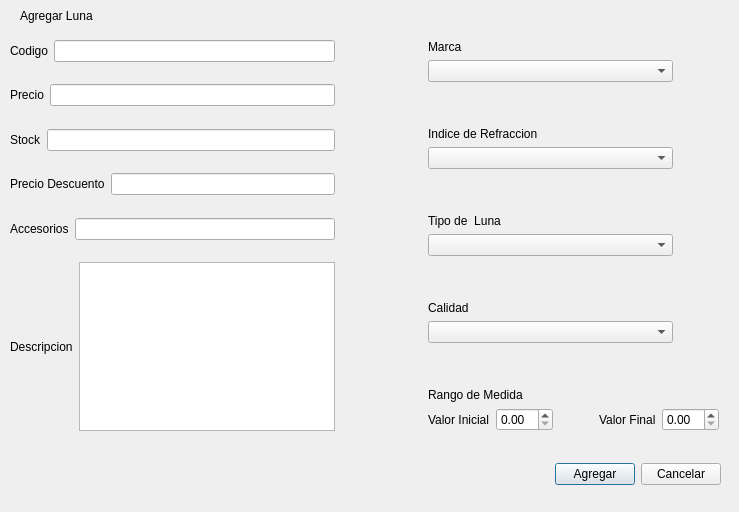
benArambide/ProyFinal-IS2, file ui_producto_agregar_luna.ui: the form before one commit.
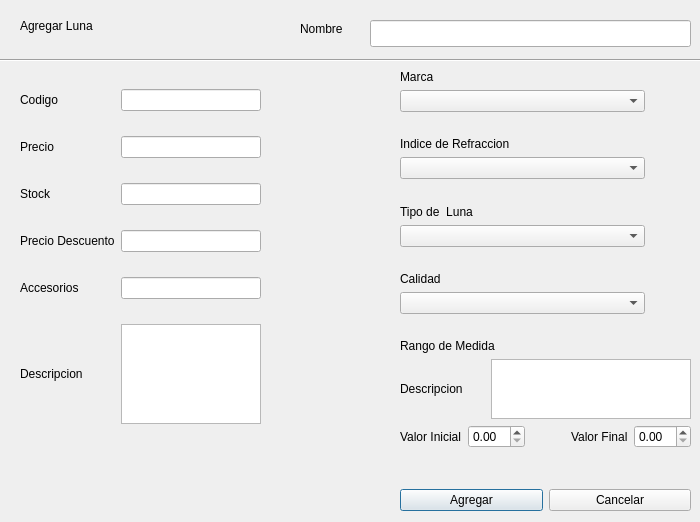
The form after the commit. Icons and pictures are not drawn. Custom widgets are drawn as their Qt base class.

Commit message: agregando la interfaz para luna, ya funciona bien

Patch:
```diff
--- a/ui_producto_agregar_luna.ui
+++ b/ui_producto_agregar_luna.ui
@@ -2,195 +2,137 @@
 <ui version="4.0">
  <class>ui_producto_agregar_luna</class>
  <widget class="QDialog" name="ui_producto_agregar_luna">
+  <property name="enabled">
+   <bool>true</bool>
+  </property>
   <property name="geometry">
    <rect>
     <x>0</x>
     <y>0</y>
-    <width>739</width>
-    <height>512</height>
+    <width>700</width>
+    <height>522</height>
    </rect>
   </property>
+  <property name="minimumSize">
+   <size>
+    <width>700</width>
+    <height>522</height>
+   </size>
+  </property>
+  <property name="maximumSize">
+   <size>
+    <width>712</width>
+    <height>522</height>
+   </size>
+  </property>
+  <property name="contextMenuPolicy">
+   <enum>Qt::NoContextMenu</enum>
+  </property>
   <property name="windowTitle">
    <string>Dialog</string>
   </property>
-  <widget class="QLabel" name="label">
+  <property name="windowFilePath">
+   <string notr="true"/>
+  </property>
+  <property name="sizeGripEnabled">
+   <bool>false</bool>
+  </property>
+  <property name="modal">
+   <bool>false</bool>
+  </property>
+  <widget class="QWidget" name="verticalLayoutWidget">
    <property name="geometry">
     <rect>
      <x>20</x>
-     <y>0</y>
-     <width>101</width>
-     <height>31</height>
+     <y>70</y>
+     <width>671</width>
+     <height>441</height>
     </rect>
    </property>
-   <property name="text">
-    <string>Agregar Luna</string>
-   </property>
-  </widget>
-  <widget class="QWidget" name="layoutWidget">
-   <property name="geometry">
-    <rect>
-     <x>10</x>
-     <y>40</y>
-     <width>709</width>
-     <height>391</height>
-    </rect>
-   </property>
+   <layout class="QVBoxLayout" name="verticalLayout">
+    <item>
+     <layout class="QGridLayout" name="gridLayout_3">
+      <item row="0" column="0">
+       <layout class="QHBoxLayout" name="horizontalLayout_13">
+        <item>
    <layout class="QHBoxLayout" name="horizontalLayout_12">
     <item>
-     <layout class="QVBoxLayout" name="verticalLayout_2">
-      <item>
-       <layout class="QHBoxLayout" name="horizontalLayout">
-        <item>
-         <widget class="QLabel" name="label_2">
+           <layout class="QGridLayout" name="gridLayout">
+            <item row="5" column="0">
+             <widget class="QLabel" name="label_3">
           <property name="text">
-           <string>Codigo</string>
+               <string>Descripcion</string>
           </property>
          </widget>
         </item>
-        <item>
-         <widget class="QLineEdit" name="lineEdit"/>
-        </item>
-       </layout>
-      </item>
-      <item>
-       <spacer name="verticalSpacer">
-        <property name="orientation">
-         <enum>Qt::Vertical</enum>
-        </property>
-        <property name="sizeHint" stdset="0">
-         <size>
-          <width>20</width>
-          <height>40</height>
-         </size>
-        </property>
-       </spacer>
-      </item>
-      <item>
-       <layout class="QHBoxLayout" name="horizontalLayout_4">
-        <item>
-         <widget class="QLabel" name="label_5">
-          <property name="text">
-           <string>Precio</string>
-          </property>
-         </widget>
-        </item>
-        <item>
-         <widget class="QLineEdit" name="lineEdit_3"/>
-        </item>
-       </layout>
-      </item>
-      <item>
-       <spacer name="verticalSpacer_2">
-        <property name="orientation">
-         <enum>Qt::Vertical</enum>
-        </property>
-        <property name="sizeHint" stdset="0">
-         <size>
-          <width>20</width>
-          <height>40</height>
-         </size>
-        </property>
-       </spacer>
-      </item>
-      <item>
-       <layout class="QHBoxLayout" name="horizontalLayout_3">
-        <item>
-         <widget class="QLabel" name="label_4">
-          <property name="text">
-           <string>Stock</string>
-          </property>
-         </widget>
-        </item>
-        <item>
-         <widget class="QLineEdit" name="lineEdit_2"/>
-        </item>
-       </layout>
-      </item>
-      <item>
-       <spacer name="verticalSpacer_3">
-        <property name="orientation">
-         <enum>Qt::Vertical</enum>
-        </property>
-        <property name="sizeHint" stdset="0">
-         <size>
-          <width>20</width>
-          <height>40</height>
-         </size>
-        </property>
-       </spacer>
-      </item>
-      <item>
-       <layout class="QHBoxLayout" name="horizontalLayout_6">
-        <item>
-         <widget class="QLabel" name="label_7">
-          <property name="text">
-           <string>Precio Descuento</string>
-          </property>
-         </widget>
-        </item>
-        <item>
-         <widget class="QLineEdit" name="lineEdit_5"/>
-        </item>
-       </layout>
-      </item>
-      <item>
-       <spacer name="verticalSpacer_4">
-        <property name="orientation">
-         <enum>Qt::Vertical</enum>
-        </property>
-        <property name="sizeHint" stdset="0">
-         <size>
-          <width>20</width>
-          <height>40</height>
-         </size>
-        </property>
-       </spacer>
-      </item>
-      <item>
-       <layout class="QHBoxLayout" name="horizontalLayout_5">
-        <item>
+            <item row="4" column="1">
+             <widget class="QLineEdit" name="lineEdit_accesorios"/>
+            </item>
+            <item row="4" column="0">
          <widget class="QLabel" name="label_6">
           <property name="text">
            <string>Accesorios</string>
           </property>
          </widget>
         </item>
-        <item>
-         <widget class="QLineEdit" name="lineEdit_4"/>
-        </item>
-       </layout>
-      </item>
-      <item>
-       <spacer name="verticalSpacer_5">
-        <property name="orientation">
-         <enum>Qt::Vertical</enum>
-        </property>
-        <property name="sizeHint" stdset="0">
+            <item row="3" column="0">
+             <widget class="QLabel" name="label_7">
+              <property name="text">
+               <string>Precio Descuento</string>
+              </property>
+             </widget>
+            </item>
+            <item row="3" column="1">
+             <widget class="QLineEdit" name="lineEdit_p_descuento"/>
+            </item>
+            <item row="2" column="0">
+             <widget class="QLabel" name="label_4">
+              <property name="text">
+               <string>Stock</string>
+              </property>
+             </widget>
+            </item>
+            <item row="2" column="1">
+             <widget class="QLineEdit" name="lineEdit_stock"/>
+            </item>
+            <item row="1" column="0">
+             <widget class="QLabel" name="label_5">
+              <property name="text">
+               <string>Precio</string>
+              </property>
+             </widget>
+            </item>
+            <item row="1" column="1">
+             <widget class="QLineEdit" name="lineEdit_precio"/>
+            </item>
+            <item row="0" column="1">
+             <widget class="QLineEdit" name="lineEdit_codigo"/>
+            </item>
+            <item row="0" column="0">
+             <widget class="QLabel" name="label_2">
+              <property name="text">
+               <string>Codigo</string>
+              </property>
+             </widget>
+            </item>
+            <item row="5" column="1">
+             <widget class="QPlainTextEdit" name="plainTextEdit_descripcion">
+              <property name="maximumSize">
          <size>
-          <width>20</width>
-          <height>40</height>
-         </size>
-        </property>
-       </spacer>
-      </item>
-      <item>
-       <layout class="QHBoxLayout" name="horizontalLayout_2">
-        <item>
-         <widget class="QLabel" name="label_3">
-          <property name="text">
-           <string>Descripcion</string>
-          </property>
-         </widget>
-        </item>
-        <item>
-         <widget class="QPlainTextEdit" name="plainTextEdit"/>
+                <width>140</width>
+                <height>100</height>
+               </size>
+              </property>
+             </widget>
+            </item>
+           </layout>
         </item>
        </layout>
       </item>
      </layout>
     </item>
-    <item>
-     <spacer name="horizontalSpacer_2">
+      <item row="2" column="0">
+       <spacer name="horizontalSpacer_3">
       <property name="orientation">
        <enum>Qt::Horizontal</enum>
       </property>
@@ -202,7 +144,7 @@
       </property>
      </spacer>
     </item>
-    <item>
+      <item row="0" column="2">
      <layout class="QVBoxLayout" name="verticalLayout_8">
       <item>
        <layout class="QVBoxLayout" name="verticalLayout_3">
@@ -266,7 +208,7 @@
         <property name="sizeHint" stdset="0">
          <size>
           <width>20</width>
-          <height>40</height>
+            <height>7</height>
          </size>
         </property>
        </spacer>
@@ -289,7 +231,7 @@
         <item>
          <layout class="QHBoxLayout" name="horizontalLayout_8">
           <item>
-           <widget class="QComboBox" name="comboBox_2">
+             <widget class="MyComboBox" name="comboBox_indice_refraccion">
             <property name="sizePolicy">
              <sizepolicy hsizetype="Expanding" vsizetype="Fixed">
               <horstretch>0</horstretch>
@@ -333,7 +275,7 @@
         <property name="sizeHint" stdset="0">
          <size>
           <width>20</width>
-          <height>40</height>
+            <height>7</height>
          </size>
         </property>
        </spacer>
@@ -356,7 +298,7 @@
         <item>
          <layout class="QHBoxLayout" name="horizontalLayout_9">
           <item>
-           <widget class="QComboBox" name="comboBox_3">
+             <widget class="MyComboBox" name="comboBox_tipo_luna">
             <property name="sizePolicy">
              <sizepolicy hsizetype="Expanding" vsizetype="Fixed">
               <horstretch>0</horstretch>
@@ -400,7 +342,7 @@
         <property name="sizeHint" stdset="0">
          <size>
           <width>20</width>
-          <height>40</height>
+            <height>7</height>
          </size>
         </property>
        </spacer>
@@ -423,7 +365,7 @@
         <item>
          <layout class="QHBoxLayout" name="horizontalLayout_10">
           <item>
-           <widget class="QComboBox" name="comboBox_4">
+             <widget class="MyComboBox" name="comboBox_calidad">
             <property name="sizePolicy">
              <sizepolicy hsizetype="Expanding" vsizetype="Fixed">
               <horstretch>0</horstretch>
@@ -467,7 +409,7 @@
         <property name="sizeHint" stdset="0">
          <size>
           <width>20</width>
-          <height>40</height>
+            <height>7</height>
          </size>
         </property>
        </spacer>
@@ -481,6 +423,39 @@
           </property>
          </widget>
         </item>
+          <item>
+           <layout class="QHBoxLayout" name="horizontalLayout_2">
+            <item>
+             <widget class="QLabel" name="label_16">
+              <property name="text">
+               <string>Descripcion</string>
+              </property>
+             </widget>
+            </item>
+            <item>
+             <widget class="QPlainTextEdit" name="plainTextEdit_descripcionRM">
+              <property name="sizePolicy">
+               <sizepolicy hsizetype="MinimumExpanding" vsizetype="Expanding">
+                <horstretch>0</horstretch>
+                <verstretch>0</verstretch>
+               </sizepolicy>
+              </property>
+              <property name="minimumSize">
+               <size>
+                <width>0</width>
+                <height>0</height>
+               </size>
+              </property>
+              <property name="maximumSize">
+               <size>
+                <width>200</width>
+                <height>60</height>
+               </size>
+              </property>
+             </widget>
+            </item>
+           </layout>
+          </item>
         <item>
          <layout class="QHBoxLayout" name="horizontalLayout_11">
           <item>
@@ -491,7 +466,14 @@
            </widget>
           </item>
           <item>
-           <widget class="QDoubleSpinBox" name="doubleSpinBox"/>
+             <widget class="QDoubleSpinBox" name="doubleSpinBox_valor_ini">
+              <property name="maximum">
+               <double>10.000000000000000</double>
+              </property>
+              <property name="singleStep">
+               <double>0.100000000000000</double>
+              </property>
+             </widget>
           </item>
           <item>
            <spacer name="horizontalSpacer">
@@ -514,39 +496,23 @@
            </widget>
           </item>
           <item>
-           <widget class="QDoubleSpinBox" name="doubleSpinBox_2"/>
-          </item>
-         </layout>
-        </item>
-       </layout>
-      </item>
-     </layout>
-    </item>
-   </layout>
-  </widget>
-  <widget class="QWidget" name="layoutWidget2">
-   <property name="geometry">
-    <rect>
-     <x>10</x>
-     <y>460</y>
-     <width>711</width>
-     <height>29</height>
-    </rect>
-   </property>
-   <layout class="QHBoxLayout" name="horizontalLayout_13">
-    <item>
-     <spacer name="horizontalSpacer_3">
-      <property name="orientation">
-       <enum>Qt::Horizontal</enum>
-      </property>
-      <property name="sizeHint" stdset="0">
-       <size>
-        <width>40</width>
-        <height>20</height>
-       </size>
-      </property>
-     </spacer>
-    </item>
+             <widget class="QDoubleSpinBox" name="doubleSpinBox_valor_fin">
+              <property name="maximum">
+               <double>10.990000000000000</double>
+              </property>
+              <property name="singleStep">
+               <double>0.100000000000000</double>
+              </property>
+             </widget>
+            </item>
+           </layout>
+          </item>
+         </layout>
+        </item>
+       </layout>
+      </item>
+      <item row="2" column="2">
+       <layout class="QHBoxLayout" name="horizontalLayout">
     <item>
      <widget class="QPushButton" name="pushButton_5">
       <property name="text">
@@ -562,10 +528,89 @@
      </widget>
     </item>
    </layout>
+      </item>
+      <item row="0" column="1">
+       <spacer name="horizontalSpacer_2">
+        <property name="orientation">
+         <enum>Qt::Horizontal</enum>
+        </property>
+        <property name="sizeHint" stdset="0">
+         <size>
+          <width>30</width>
+          <height>20</height>
+         </size>
+        </property>
+       </spacer>
+      </item>
+      <item row="1" column="0">
+       <spacer name="verticalSpacer">
+        <property name="orientation">
+         <enum>Qt::Vertical</enum>
+        </property>
+        <property name="sizeType">
+         <enum>QSizePolicy::Maximum</enum>
+        </property>
+        <property name="sizeHint" stdset="0">
+         <size>
+          <width>6</width>
+          <height>35</height>
+         </size>
+        </property>
+       </spacer>
+      </item>
+     </layout>
+    </item>
+   </layout>
   </widget>
-  <zorder>layoutWidget</zorder>
-  <zorder>label</zorder>
-  <zorder>layoutWidget2</zorder>
+  <widget class="QLabel" name="label">
+   <property name="geometry">
+    <rect>
+     <x>20</x>
+     <y>10</y>
+     <width>131</width>
+     <height>31</height>
+    </rect>
+   </property>
+   <property name="text">
+    <string>Agregar Luna</string>
+   </property>
+  </widget>
+  <widget class="QLineEdit" name="lineEdit_nombre">
+   <property name="geometry">
+    <rect>
+     <x>370</x>
+     <y>20</y>
+     <width>321</width>
+     <height>27</height>
+    </rect>
+   </property>
+  </widget>
+  <widget class="QLabel" name="label_15">
+   <property name="geometry">
+    <rect>
+     <x>300</x>
+     <y>20</y>
+     <width>67</width>
+     <height>17</height>
+    </rect>
+   </property>
+   <property name="text">
+    <string>Nombre</string>
+   </property>
+  </widget>
+  <widget class="Line" name="line">
+   <property name="geometry">
+    <rect>
+     <x>0</x>
+     <y>50</y>
+     <width>701</width>
+     <height>21</height>
+    </rect>
+   </property>
+   <property name="orientation">
+    <enum>Qt::Horizontal</enum>
+   </property>
+  </widget>
  </widget>
  <customwidgets>
   <customwidget>
```
Left out of the diff: 12 changed lines with no effect on the pictures. Lines whose indentation alone changed are shown as unchanged. The commit also changes 13 other files.
